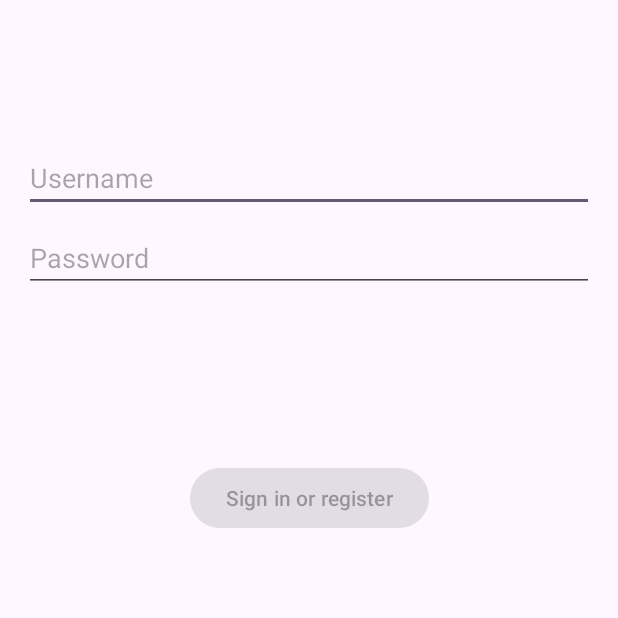
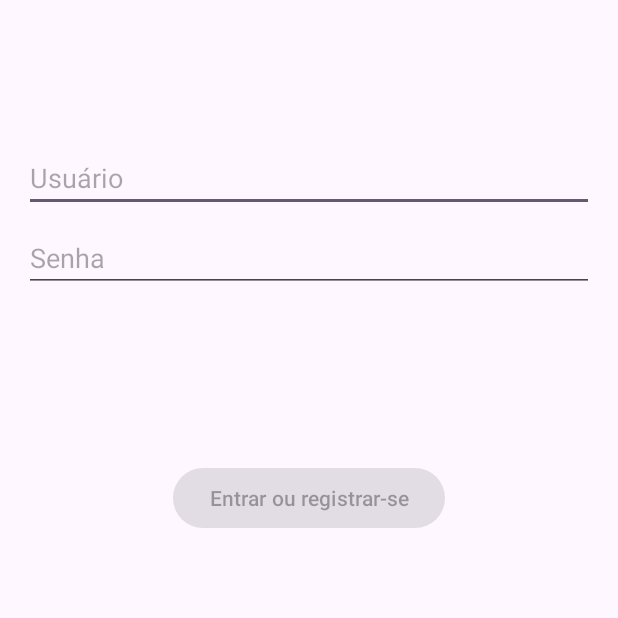
Before and after one commit to Guilherme-deSena/HoW-VIII, an Android app: the screen it shows after launch (LoginActivity), on a phone screen of 412 x 824 dp, the top half of it. Run offline under Robolectric (Android 15) with nearby library versions, the phone set to English and light mode, and no system bars.

Commit message:
HoW VIII 1.0.1

```diff
--- a/app/src/main/java/com/example/teste/ui/login/LoginActivity.java
+++ b/app/src/main/java/com/example/teste/ui/login/LoginActivity.java
@@ -130,7 +130,7 @@ public class LoginActivity extends AppCompatActivity {
     }
 
     private void updateUiWithUser(LoggedInUserView model) {
-        String welcome = "Welcome, " + model.getDisplayName() + "!";
+        String welcome = "Bem-vindo, " + model.getDisplayName() + "!";
         // TODO : initiate successful logged in experience
         Toast.makeText(getApplicationContext(), welcome, Toast.LENGTH_LONG).show();
     }
--- a/app/src/main/res/layout/activity_audience.xml
+++ b/app/src/main/res/layout/activity_audience.xml
@@ -3,14 +3,14 @@
     xmlns:app="http://schemas.android.com/apk/res-auto"
     xmlns:tools="http://schemas.android.com/tools"
     android:layout_width="match_parent"
-    android:layout_height="wrap_content"
+    android:layout_height="match_parent"
     android:fitsSystemWindows="true"
     tools:context=".AudienceActivity">
 
     <com.google.android.material.appbar.AppBarLayout
         android:id="@+id/appBarLayout"
         android:layout_width="match_parent"
-        android:layout_height="wrap_content"
+        android:layout_height="match_parent"
         android:fitsSystemWindows="true">
 
         <com.google.android.material.appbar.MaterialToolbar
@@ -20,7 +20,7 @@
 
         <androidx.constraintlayout.widget.ConstraintLayout
             android:layout_width="match_parent"
-            android:layout_height="665dp">
+            android:layout_height="match_parent">
 
             <TextView
                 android:id="@+id/textViewAudience"
--- a/app/src/main/res/layout/activity_login.xml
+++ b/app/src/main/res/layout/activity_login.xml
@@ -16,7 +16,7 @@
         android:layout_width="0dp"
         android:layout_height="wrap_content"
         android:layout_marginTop="96dp"
-        android:hint="Username"
+        android:hint="@string/prompt_email"
         android:inputType="textPersonName"
         android:selectAllOnFocus="true"
         app:layout_constraintEnd_toEndOf="parent"
--- a/app/src/main/res/values-night/themes.xml
+++ b/app/src/main/res/values-night/themes.xml
@@ -1,13 +1,13 @@
 <resources xmlns:tools="http://schemas.android.com/tools">
     <!-- Base application theme. -->
-    <style name="Theme.Teste" parent="Theme.MaterialComponents.DayNight.DarkActionBar">
+    <style name="Theme.Teste" parent="Theme.AppCompat.Light.NoActionBar">
         <!-- Primary brand color. -->
-        <item name="colorPrimary">@color/purple_200</item>
-        <item name="colorPrimaryVariant">@color/purple_700</item>
-        <item name="colorOnPrimary">@color/black</item>
+        <item name="colorPrimary">@color/white</item>
+        <item name="colorPrimaryVariant">@color/white</item>
+        <item name="colorOnPrimary">@color/white</item>
         <!-- Secondary brand color. -->
         <item name="colorSecondary">@color/teal_200</item>
-        <item name="colorSecondaryVariant">@color/teal_200</item>
+        <item name="colorSecondaryVariant">@color/teal_700</item>
         <item name="colorOnSecondary">@color/black</item>
         <!-- Status bar color. -->
         <item name="android:statusBarColor" tools:targetApi="21">?attr/colorPrimaryVariant</item>
--- a/app/src/main/res/values/strings.xml
+++ b/app/src/main/res/values/strings.xml
@@ -1,20 +1,20 @@
 <resources>
     <string name="app_name">Hands on Work VIII</string>
     <string name="title_activity_login">HoW VIII</string>
-    <string name="prompt_email">Email</string>
-    <string name="prompt_password">Password</string>
-    <string name="action_sign_in">Sign in or register</string>
-    <string name="action_sign_in_short">Sign in</string>
+    <string name="prompt_email">Usuário</string>
+    <string name="prompt_password">Senha</string>
+    <string name="action_sign_in">Entrar ou registrar-se</string>
+    <string name="action_sign_in_short">Entrar</string>
     <string name="welcome">"Welcome !"</string>
-    <string name="invalid_username">Not a valid username</string>
-    <string name="invalid_password">Password must be >5 characters</string>
-    <string name="login_failed">"Login failed"</string>
+    <string name="invalid_username">Nome de usuário inválido</string>
+    <string name="invalid_password">Senha deve ter mais de 5 caracteres</string>
+    <string name="login_failed">"Login falhou"</string>
     <string name="title_activity_menu">MenuActivity</string>
     <!-- Strings used for fragments for navigation -->
     <string name="first_fragment_label">First Fragment</string>
     <string name="second_fragment_label">Second Fragment</string>
-    <string name="next">Next</string>
-    <string name="previous">Previous</string>
+    <string name="next">Próximo</string>
+    <string name="previous">Anterior</string>
 
     <string name="lorem_ipsum">
         Lorem ipsum dolor sit amet, consectetur adipiscing elit. Nam in scelerisque sem. Mauris
```
